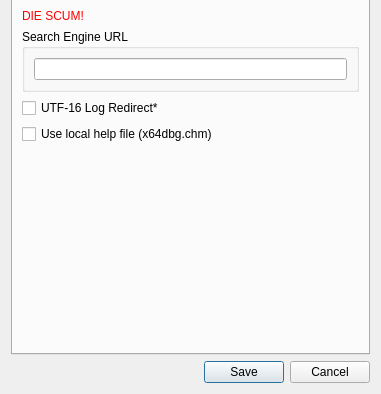
Old version of the form src/gui/Src/Gui/SettingsDialog.ui in the repository x64dbg/x64dbg; both pictures show x 0 to 381 and y 173 to 567 of the 381 by 567 pixel window.
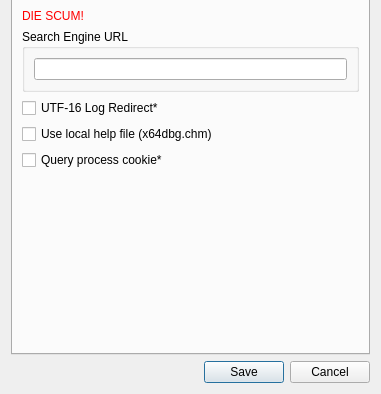
New version of the form. The open tabs and pages were chosen to show the change. Icons and pictures are not drawn.

Commit message: DBG+GUI: query the process cookie on startup (#489 #1418 #1412)

What changed in the file:
```diff
--- a/src/gui/Src/Gui/SettingsDialog.ui
+++ b/src/gui/Src/Gui/SettingsDialog.ui
@@ -755,6 +755,13 @@
          </property>
         </widget>
        </item>
+       <item>
+        <widget class="QCheckBox" name="chkQueryProcessCookie">
+         <property name="text">
+          <string>Query process cookie*</string>
+         </property>
+        </widget>
+       </item>
        <item>
         <spacer name="verticalSpacer_3">
          <property name="orientation">
```
The commit also changes 8 other files.
